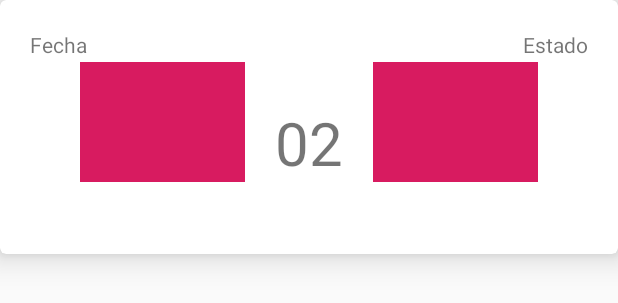
After one commit to Carlos9512/Aplifut, an Android app: the layout partidos.xml on its own in the app's theme, with its tools: preview values and no code run, on a phone screen of 412 x 824 dp. The commit adds this screen. Shown: the top 303 px of the screen. Run offline under Robolectric (Android 15) with nearby library versions, the phone set to English and light mode, and no system bars.

Commit message:
Inicial Interfaz

```diff
--- /dev/null
+++ b/app/src/main/res/layout/partidos.xml
@@ -0,0 +1,134 @@
+<?xml version="1.0" encoding="utf-8"?>
+<android.support.v7.widget.CardView xmlns:android="http://schemas.android.com/apk/res/android"
+    xmlns:cardview="http://schemas.android.com/apk/res-auto"
+    xmlns:tools="http://schemas.android.com/tools"
+    android:id="@+id/PartidoCard"
+    android:layout_width="match_parent"
+    android:layout_height="wrap_content"
+    cardview:cardCornerRadius="4dp"
+    cardview:cardElevation="12dp">
+
+    <LinearLayout
+        android:layout_width="match_parent"
+        android:layout_height="wrap_content"
+        android:layout_margin="20dp"
+        android:orientation="vertical">
+
+        <LinearLayout
+            android:layout_width="match_parent"
+            android:layout_height="wrap_content"
+            android:gravity="bottom"
+            android:orientation="horizontal">
+
+            <TextView
+                android:id="@+id/fecha"
+                android:layout_width="wrap_content"
+                android:layout_height="wrap_content"
+                android:layout_weight="1"
+                android:gravity="start"
+                tools:text="Fecha" />
+
+            <TextView
+                android:id="@+id/estado"
+                android:layout_width="wrap_content"
+                android:layout_height="wrap_content"
+                android:layout_weight="1"
+                android:gravity="end"
+                tools:text="Estado" />
+        </LinearLayout>
+
+        <View
+            android:id="@+id/divider3"
+            android:layout_width="match_parent"
+            android:layout_height="2dp" />
+
+        <LinearLayout
+            android:layout_width="match_parent"
+            android:layout_height="wrap_content"
+            android:gravity="center"
+            android:orientation="horizontal">
+
+            <LinearLayout
+                android:layout_width="wrap_content"
+                android:layout_height="wrap_content"
+                android:gravity="center"
+                android:orientation="vertical">
+
+                <ImageView
+                    android:id="@+id/imgEquipoUno"
+                    android:layout_width="110dp"
+                    android:layout_height="80dp"
+                    android:layout_gravity="center"
+                    android:background="@color/colorAccent"
+                    android:contentDescription="@string/app_name" />
+
+                <View
+                    android:id="@+id/divider2"
+                    android:layout_width="match_parent"
+                    android:layout_height="10dp" />
+
+                <TextView
+                    android:id="@+id/nombreEquipoUno"
+                    android:layout_width="99dp"
+                    android:layout_height="18dp"
+                    android:gravity="center_horizontal" />
+
+            </LinearLayout>
+
+            <View
+                android:layout_width="20dp"
+                android:layout_height="match_parent" />
+
+            <LinearLayout
+                android:layout_width="wrap_content"
+                android:layout_height="match_parent"
+                android:gravity="center"
+                android:orientation="vertical">
+
+                <TextView
+                    android:id="@+id/golesEquipos"
+                    android:layout_width="wrap_content"
+                    android:layout_height="wrap_content"
+                    android:textSize="40sp"
+                    tools:text="02" />
+            </LinearLayout>
+
+
+            <View
+                android:layout_width="20dp"
+                android:layout_height="match_parent" />
+
+            <LinearLayout
+                android:layout_width="wrap_content"
+                android:layout_height="match_parent"
+                android:gravity="center"
+                android:orientation="vertical">
+
+                <ImageView
+                    android:id="@+id/imgEquipoDos"
+                    android:layout_width="110dp"
+                    android:layout_height="80dp"
+                    android:layout_gravity="center"
+                    android:background="@color/colorAccent"
+                    android:contentDescription="@string/app_name"
+                    tools:ignore="MissingConstraints"
+                    tools:layout_editor_absoluteX="136dp"
+                    tools:layout_editor_absoluteY="75dp" />
+
+                <View
+                    android:id="@+id/divider2w"
+                    android:layout_width="match_parent"
+                    android:layout_height="10dp" />
+
+                <TextView
+                    android:id="@+id/nombreEquipoDos"
+                    android:layout_width="99dp"
+                    android:layout_height="18dp"
+                    android:gravity="center_horizontal" />
+
+            </LinearLayout>
+
+        </LinearLayout>
+    </LinearLayout>
+
+</android.support.v7.widget.CardView>
```
Also changed, not shown: app/build.gradle (+5 -2 lines), app/src/main/java/com/example/user/aplifut/ListaPartidosAdarpter.java (added, +119 -0 lines), app/src/main/java/com/example/user/aplifut/MainActivity.java (+20 -3 lines), app/src/main/java/com/example/user/aplifut/models/Equipo.java (+7 -66 lines), app/src/main/java/com/example/user/aplifut/models/Partido.java (+86 -20 lines), app/src/main/res/layout/activity_main.xml (+8 -14 lines).
